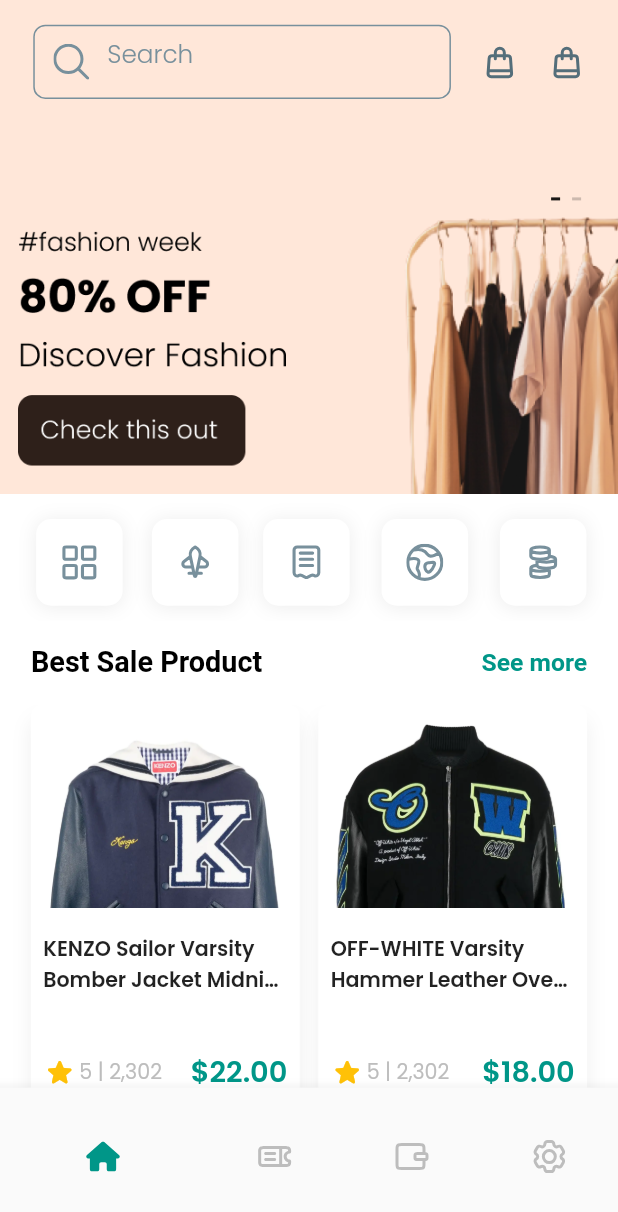
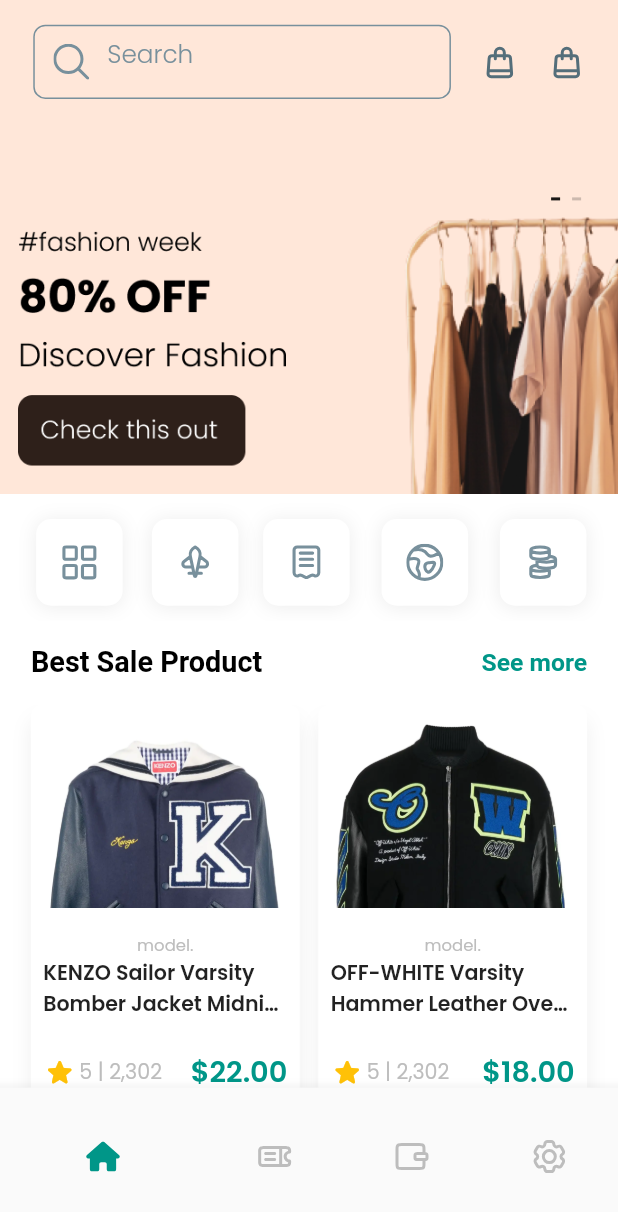
Before and after one commit to SolomonAbuh/E-Commerce-UI-Animation, a Flutter app: the screen it shows after launch, on a phone screen of 412 x 824 dp. Shown: the top 1212 px of the screen. Run offline on Flutter 3.47's test engine with Material 2 defaults, Android fonts, the phone set to English and light mode, and no system bars; drawn by our look-alikes of carousel_slider, flutter_animate; our stand-ins replace flutter_svg, google_fonts, sizer.

Commit message:
update on product_card.dart 🛠

```diff
--- a/lib/widgets/product_card.dart
+++ b/lib/widgets/product_card.dart
@@ -46,6 +46,10 @@ class ProductCard extends StatelessWidget {
             ),
             spaceV(2.h),
             Text(
+              'model.',
+              style: TextStyle(fontSize: 8.sp, color: Colors.grey.shade400),
+            ),
+            Text(
               model.name,
               maxLines: 2,
               overflow: TextOverflow.ellipsis,
```
